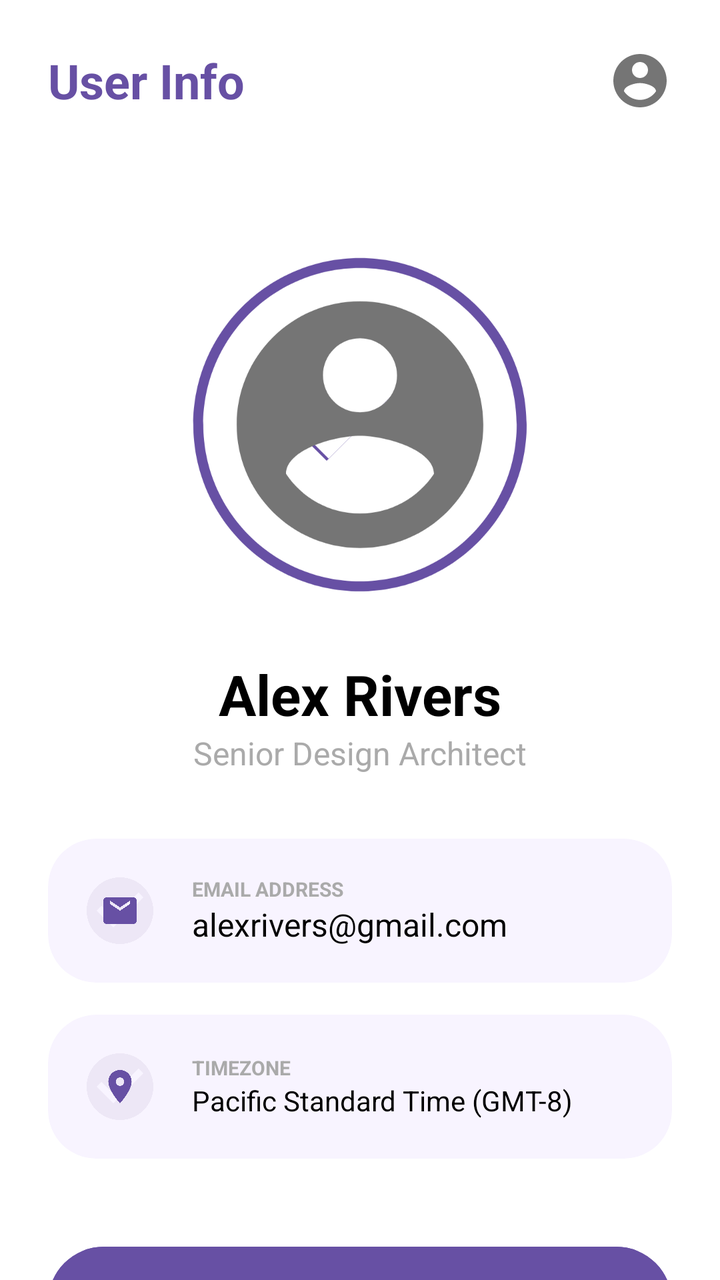
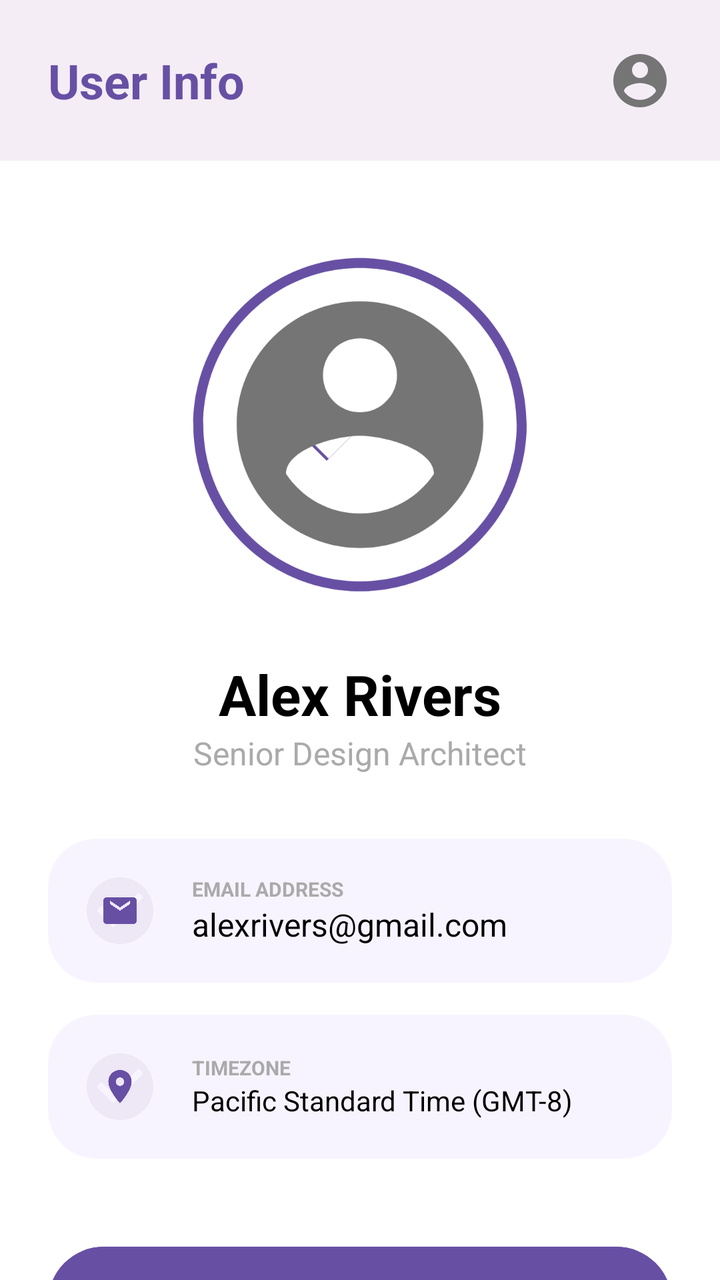

Screens rendered from an Android XML layout before and after an edit, with the pre-edit source and the edit as a unified diff.
<!-- AndroidManifest.xml: application theme Theme.CheckIt -->
<!-- res/layout/activity_user_info.xml -->
<?xml version="1.0" encoding="utf-8"?>
<androidx.constraintlayout.widget.ConstraintLayout xmlns:android="http://schemas.android.com/apk/res/android"
    xmlns:app="http://schemas.android.com/apk/res-auto"
    xmlns:tools="http://schemas.android.com/tools"
    android:layout_width="match_parent"
    android:layout_height="match_parent"
    android:background="@color/white"
    tools:context=".UserInfoActivity">

    
    <androidx.constraintlayout.widget.ConstraintLayout
        android:id="@+id/header"
        android:layout_width="match_parent"
        android:layout_height="wrap_content"
        android:padding="24dp"
        app:layout_constraintTop_toTopOf="parent">

        <TextView
            android:id="@+id/tv_title"
            android:layout_width="wrap_content"
            android:layout_height="wrap_content"
            android:text="@string/user_info_title"
            android:textColor="@color/branding_purple"
            android:textSize="24sp"
            android:textStyle="bold"
            app:layout_constraintBottom_toBottomOf="parent"
            app:layout_constraintStart_toStartOf="parent"
            app:layout_constraintTop_toTopOf="parent" />

        <ImageView
            android:id="@+id/iv_top_profile"
            android:layout_width="32dp"
            android:layout_height="32dp"
            android:src="@drawable/ic_account_circle"
            app:layout_constraintBottom_toBottomOf="parent"
            app:layout_constraintEnd_toEndOf="parent"
            app:layout_constraintTop_toTopOf="parent" />
    </androidx.constraintlayout.widget.ConstraintLayout>

    
    <FrameLayout
        android:id="@+id/profile_image_container"
        android:layout_width="200dp"
        android:layout_height="200dp"
        android:layout_marginTop="32dp"
        app:layout_constraintEnd_toEndOf="parent"
        app:layout_constraintStart_toStartOf="parent"
        app:layout_constraintTop_toBottomOf="@id/header">

        
        <View
            android:layout_width="match_parent"
            android:layout_height="match_parent"
            android:background="@drawable/ic_check_circle"
            android:backgroundTint="@color/branding_purple"
            android:padding="4dp" />

        
        <ImageView
            android:id="@+id/iv_main_profile"
            android:layout_width="match_parent"
            android:layout_height="match_parent"
            android:layout_margin="6dp"
            android:background="@drawable/ic_check_circle"
            android:backgroundTint="@color/white"
            android:padding="20dp"
            android:src="@drawable/ic_account_circle" />
    </FrameLayout>

    <TextView
        android:id="@+id/tv_user_name"
        android:layout_width="wrap_content"
        android:layout_height="wrap_content"
        android:layout_marginTop="16dp"
        android:text="@string/user_name"
        android:textColor="@color/black"
        android:textSize="28sp"
        android:textStyle="bold"
        app:layout_constraintEnd_toEndOf="parent"
        app:layout_constraintStart_toStartOf="parent"
        app:layout_constraintTop_toBottomOf="@id/profile_image_container" />

    <TextView
        android:id="@+id/tv_job_title"
        android:layout_width="wrap_content"
        android:layout_height="wrap_content"
        android:text="@string/user_job_title"
        android:textColor="@android:color/darker_gray"
        android:textSize="16sp"
        app:layout_constraintEnd_toEndOf="parent"
        app:layout_constraintStart_toStartOf="parent"
        app:layout_constraintTop_toBottomOf="@id/tv_user_name" />

    
    <com.google.android.material.card.MaterialCardView
        android:id="@+id/email_card"
        android:layout_width="match_parent"
        android:layout_height="wrap_content"
        android:layout_marginHorizontal="24dp"
        android:layout_marginTop="32dp"
        app:cardBackgroundColor="@color/task_card_background"
        app:cardCornerRadius="24dp"
        app:cardElevation="0dp"
        app:layout_constraintTop_toBottomOf="@id/tv_job_title"
        app:strokeWidth="0dp">

        <LinearLayout
            android:layout_width="match_parent"
            android:layout_height="wrap_content"
            android:gravity="center_vertical"
            android:orientation="horizontal"
            android:padding="16dp">

            <FrameLayout
                android:layout_width="40dp"
                android:layout_height="40dp"
                android:background="@drawable/ic_check_circle"
                android:backgroundTint="@color/edit_icon_background">
                <ImageView
                    android:layout_width="20dp"
                    android:layout_height="20dp"
                    android:layout_gravity="center"
                    android:src="@drawable/ic_email"
                    app:tint="@color/branding_purple" />
            </FrameLayout>

            <LinearLayout
                android:layout_width="wrap_content"
                android:layout_height="wrap_content"
                android:layout_marginStart="16dp"
                android:orientation="vertical">
                <TextView
                    android:layout_width="wrap_content"
                    android:layout_height="wrap_content"
                    android:text="@string/email_address_label"
                    android:textColor="@android:color/darker_gray"
                    android:textSize="10sp"
                    android:textStyle="bold" />
                <TextView
                    android:id="@+id/user_email_value"
                    android:layout_width="wrap_content"
                    android:layout_height="wrap_content"
                    android:text="@string/user_email_value"
                    android:textColor="@color/black"
                    android:textSize="16sp" />
            </LinearLayout>
        </LinearLayout>
    </com.google.android.material.card.MaterialCardView>

    
    <com.google.android.material.card.MaterialCardView
        android:id="@+id/timezone_card"
        android:layout_width="match_parent"
        android:layout_height="wrap_content"
        android:layout_marginHorizontal="24dp"
        android:layout_marginTop="16dp"
        app:cardBackgroundColor="@color/task_card_background"
        app:cardCornerRadius="24dp"
        app:cardElevation="0dp"
        app:layout_constraintTop_toBottomOf="@id/email_card"
        app:strokeWidth="0dp">

        <LinearLayout
            android:layout_width="match_parent"
            android:layout_height="wrap_content"
            android:gravity="center_vertical"
            android:orientation="horizontal"
            android:padding="16dp">

            <FrameLayout
                android:layout_width="40dp"
                android:layout_height="40dp"
                android:background="@drawable/ic_check_circle"
                android:backgroundTint="@color/edit_icon_background">
                <ImageView
                    android:layout_width="20dp"
                    android:layout_height="20dp"
                    android:layout_gravity="center"
                    android:src="@drawable/ic_location"
                    app:tint="@color/branding_purple" />
            </FrameLayout>

            <LinearLayout
                android:layout_width="wrap_content"
                android:layout_height="wrap_content"
                android:layout_marginStart="16dp"
                android:orientation="vertical">
                <TextView
                    android:layout_width="wrap_content"
                    android:layout_height="wrap_content"
                    android:text="@string/timezone_label"
                    android:textColor="@android:color/darker_gray"
                    android:textSize="10sp"
                    android:textStyle="bold" />
                <TextView
                    android:id="@+id/timezone_value"
                    android:layout_width="wrap_content"
                    android:layout_height="wrap_content"
                    android:text="@string/timezone_value"
                    android:textColor="@color/black"
                    android:textSize="14sp" />
            </LinearLayout>
        </LinearLayout>
    </com.google.android.material.card.MaterialCardView>

    
    <com.google.android.material.button.MaterialButton
        android:id="@+id/btn_edit_profile"
        android:layout_width="match_parent"
        android:layout_height="64dp"
        android:layout_marginHorizontal="24dp"
        android:layout_marginTop="40dp"
        android:backgroundTint="@color/branding_purple"
        android:text="@string/edit_profile_btn"
        android:textAllCaps="false"
        android:textSize="18sp"
        app:cornerRadius="32dp"
        app:icon="@drawable/ic_edit"
        app:iconGravity="textStart"
        app:layout_constraintTop_toBottomOf="@id/timezone_card" />

    <com.google.android.material.button.MaterialButton
        android:id="@+id/btn_sign_out"
        style="@style/Widget.Material3.Button.OutlinedButton"
        android:layout_width="match_parent"
        android:layout_height="64dp"
        android:layout_marginHorizontal="24dp"
        android:layout_marginTop="16dp"
        android:text="@string/sign_out_btn"
        android:textAllCaps="false"
        android:textColor="#D32F2F"
        android:textSize="18sp"
        app:cornerRadius="32dp"
        app:icon="@drawable/ic_logout"
        app:iconGravity="textStart"
        app:iconTint="#D32F2F"
        app:layout_constraintTop_toBottomOf="@id/btn_edit_profile"
        app:strokeColor="#F0F0F0" />

</androidx.constraintlayout.widget.ConstraintLayout>
<!-- resources referenced by this layout -->
<resources>
  <color name="black">#FF000000</color>
  <color name="branding_purple">#6750A4</color>
  <color name="edit_icon_background">#EDE7F6</color>
  <color name="task_card_background">#F8F4FF</color>
  <color name="white">#FFFFFFFF</color>
  <!-- drawable ic_account_circle (drawable) -->
  <vector xmlns:android="http://schemas.android.com/apk/res/android"
      android:width="24dp"
      android:height="24dp"
      android:viewportWidth="24"
      android:viewportHeight="24">
    <path
        android:fillColor="#757575"
        android:pathData="M12,2C6.48,2 2,6.48 2,12s4.48,10 10,10 10,-4.48 10,-10S17.52,2 12,2zM12,5c1.66,0 3,1.34 3,3s-1.34,3 -3,3 -3,-1.34 -3,-3 1.34,-3 3,-3zM12,19.2c-2.5,0 -4.71,-1.28 -6,-3.22 0.03,-1.99 4,-3.08 6,-3.08 1.99,0 5.97,1.09 6,3.08 -1.29,1.94 -3.5,3.22 -6,3.22z"/>
  </vector>
  <!-- drawable ic_check_circle (drawable) -->
  <vector xmlns:android="http://schemas.android.com/apk/res/android"
      android:width="24dp"
      android:height="24dp"
      android:viewportWidth="24"
      android:viewportHeight="24">
    <path
        android:fillColor="#000000"
        android:pathData="M12,2C6.48,2 2,6.48 2,12s4.48,10 10,10 10,-4.48 10,-10S17.52,2 12,2zM10,17l-5,-5 1.41,-1.41L10,14.17l7.59,-7.59L19,8l-9,9z"/>
  </vector>
  <!-- drawable ic_edit (drawable) -->
  <vector xmlns:android="http://schemas.android.com/apk/res/android"
      android:width="24dp"
      android:height="24dp"
      android:viewportWidth="960"
      android:viewportHeight="960">
    <path
        android:pathData="M200,760h57l391,-391 -57,-57 -391,391v57ZM120,840v-170l528,-527q12,-11 26.5,-17t30.5,-6q16,0 31,6t26,18l55,56q12,11 17.5,26t5.5,30q0,16 -5.5,30.5T817,313L290,840L120,840ZM760,256 L704,200 760,256ZM619,341 L591,312 648,369 619,341Z"
        android:fillColor="#e3e3e3"/>
  </vector>
  <!-- drawable ic_email (drawable) -->
  <vector xmlns:android="http://schemas.android.com/apk/res/android"
      android:width="24dp"
      android:height="24dp"
      android:viewportWidth="24"
      android:viewportHeight="24"
      android:tint="?attr/colorControlNormal">
    <path
        android:fillColor="@android:color/white"
        android:pathData="M20,4H4C2.9,4 2,4.9 2,6v12c0,1.1 0.9,2 2,2h16c1.1,0 2,-0.9 2,-2V6C22,4.9 21.1,4 20,4zM18,8l-6,4L6,8V6l6,4l6,-4V8z"/>
  </vector>
  <!-- drawable ic_location (drawable) -->
  <vector xmlns:android="http://schemas.android.com/apk/res/android"
      android:width="24dp"
      android:height="24dp"
      android:viewportWidth="24"
      android:viewportHeight="24">
    <path
        android:fillColor="#000000"
        android:pathData="M12,2C8.13,2 5,5.13 5,9c0,5.25 7,13 7,13s7,-7.75 7,-13c0,-3.87 -3.13,-7 -7,-7zM12,11.5c-1.38,0 -2.5,-1.12 -2.5,-2.5s1.12,-2.5 2.5,-2.5 2.5,1.12 2.5,2.5 -1.12,2.5 -2.5,2.5z"/>
  </vector>
  <!-- drawable ic_logout (drawable) -->
  <vector xmlns:android="http://schemas.android.com/apk/res/android"
      android:width="24dp"
      android:height="24dp"
      android:viewportWidth="24"
      android:viewportHeight="24">
    <path
        android:fillColor="#000000"
        android:pathData="M17,7l-1.41,1.41L18.17,11H8v2h10.17l-2.58,2.58L17,17l5,-5L17,7zM4,5h8V3H4C2.9,3 2,3.9 2,5v14c0,1.1 0.9,2 2,2h8v-2H4V5z"/>
  </vector>
  <string name="edit_profile_btn">Edit Profile</string>
  <string name="email_address_label">EMAIL ADDRESS</string>
  <string name="sign_out_btn">Sign-out</string>
  <string name="timezone_label">TIMEZONE</string>
  <string name="timezone_value">Pacific Standard Time (GMT-8)</string>
  <string name="user_email_value">alexrivers@gmail.com</string>
  <string name="user_info_title">User Info</string>
  <string name="user_job_title">Senior Design Architect</string>
  <string name="user_name">Alex Rivers</string>
  <style name="Theme.CheckIt" parent="Base.Theme.CheckIt" />
  <style name="Base.Theme.CheckIt" parent="Theme.Material3.Light.NoActionBar">
          
          
      </style>
</resources>

<!-- the commit's change to res/layout/activity_user_info.xml (unified diff, before → after) -->
@@ -5,6 +5,7 @@
     android:layout_width="match_parent"
     android:layout_height="match_parent"
     android:background="@color/white"
+    android:fitsSystemWindows="true"
     tools:context=".UserInfoActivity">
 
     
@@ -12,6 +13,7 @@
         android:id="@+id/header"
         android:layout_width="match_parent"
         android:layout_height="wrap_content"
+        android:background="#F4EDF6"
         android:padding="24dp"
         app:layout_constraintTop_toTopOf="parent">
 
